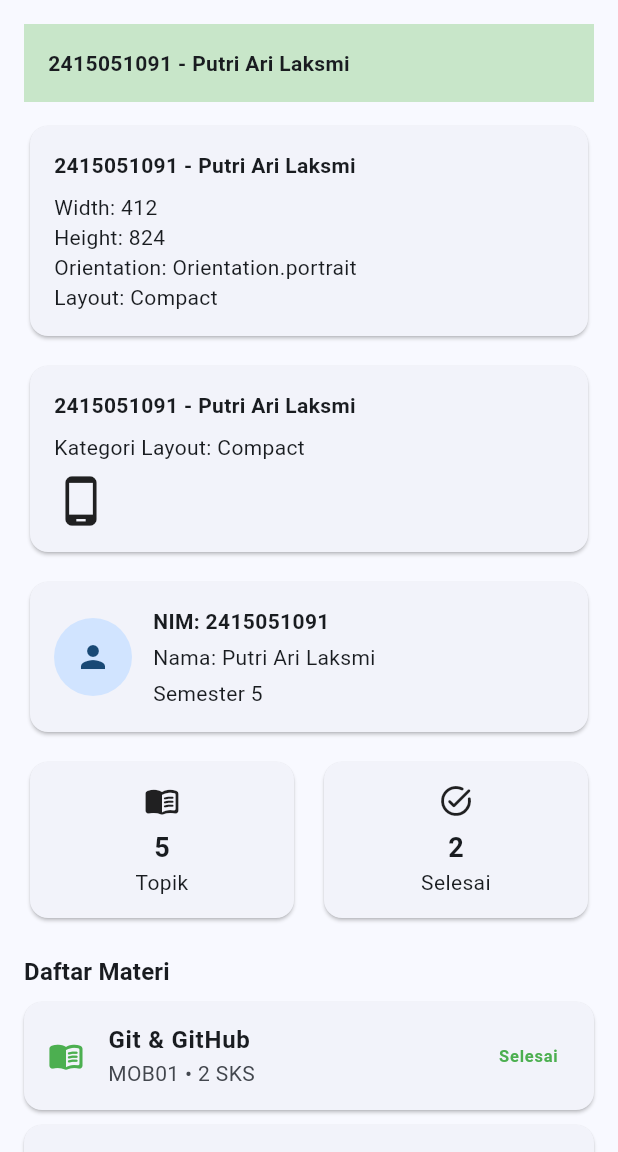
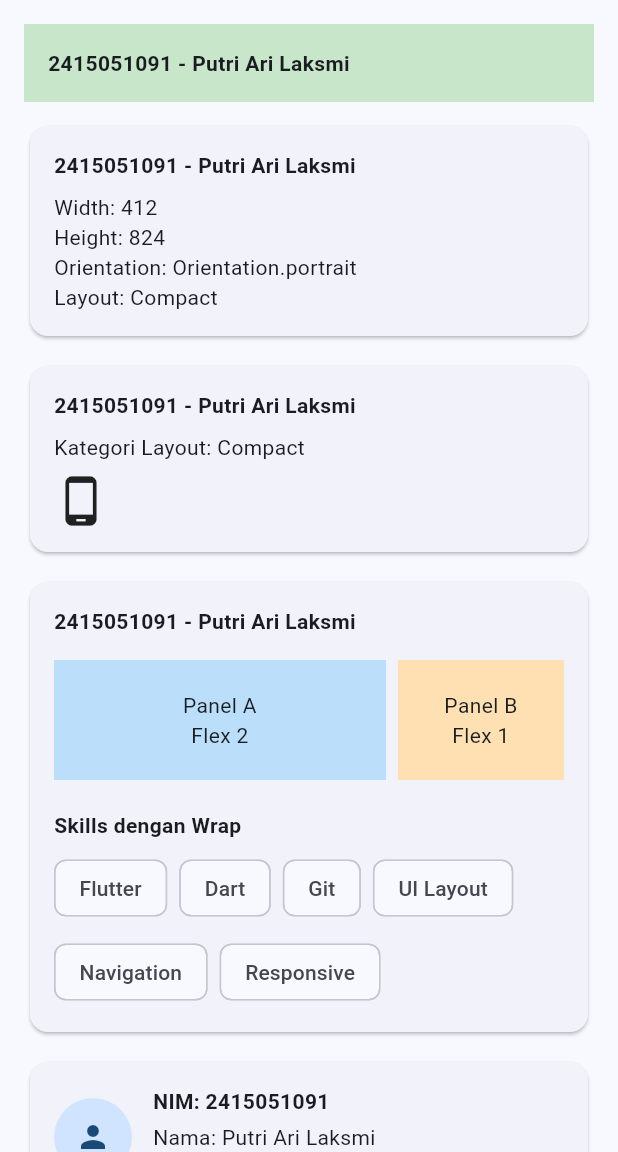
Before and after one commit to putriari93/course-explorer-flutter, a Flutter app: the screen it shows after launch, on a phone screen of 412 x 824 dp, the part 84-1236 px from its top. Run offline on Flutter 3.47's test engine with Material 3 defaults, Android fonts, the phone set to English and light mode, and no system bars.

Commit message:
Menambahkan susunan fleksibel dengan Expanded dan Wrap

```diff
--- a/lib/main.dart
+++ b/lib/main.dart
@@ -132,6 +132,9 @@ class _DashboardPageState extends State<DashboardPage> {
                   const SizedBox(height: 12),
 
                   const ResponsiveLayoutDemo(),
+                  const SizedBox(height: 12),
+
+                  const FlexibleLayoutDemo(),
                   const SizedBox(height: 12),
 
                   _buildProfileCard(student),
@@ -395,6 +398,94 @@ class ExpandedLayout extends StatelessWidget {
   }
 }
 
+class FlexibleLayoutDemo extends StatelessWidget {
+  const FlexibleLayoutDemo({super.key});
+
+  @override
+  Widget build(BuildContext context) {
+    final skills = [
+      'Flutter',
+      'Dart',
+      'Git',
+      'UI Layout',
+      'Navigation',
+      'Responsive',
+    ];
+
+    return Card(
+      child: Padding(
+        padding: const EdgeInsets.all(16),
+        child: Column(
+          crossAxisAlignment: CrossAxisAlignment.start,
+          children: [
+            const Text(
+              '$studentId - $studentName',
+              style: TextStyle(
+                fontWeight: FontWeight.bold,
+              ),
+            ),
+            const SizedBox(height: 16),
+
+            Row(
+              children: [
+                Expanded(
+                  flex: 2,
+                  child: Container(
+                    height: 80,
+                    alignment: Alignment.center,
+                    color: Colors.blue.shade100,
+                    child: const Text(
+                      'Panel A\nFlex 2',
+                      textAlign: TextAlign.center,
+                    ),
+                  ),
+                ),
+                const SizedBox(width: 8),
+                Expanded(
+                  flex: 1,
+                  child: Container(
+                    height: 80,
+                    alignment: Alignment.center,
+                    color: Colors.orange.shade100,
+                    child: const Text(
+                      'Panel B\nFlex 1',
+                      textAlign: TextAlign.center,
+                    ),
+                  ),
+                ),
+              ],
+            ),
+
+            const SizedBox(height: 20),
+
+            const Text(
+              'Skills dengan Wrap',
+              style: TextStyle(
+                fontWeight: FontWeight.bold,
+              ),
+            ),
+
+            const SizedBox(height: 8),
+
+            Wrap(
+              spacing: 8,
+              runSpacing: 8,
+              children: skills
+                  .map(
+                    (skill) => Chip(
+                      label: Text(skill),
+                    ),
+                  )
+                  .toList(),
+            ),
+          ],
+        ),
+      ),
+    );
+  }
+}
+
+
 class _StatusInfo {
   const _StatusInfo({
     required this.label,
```
